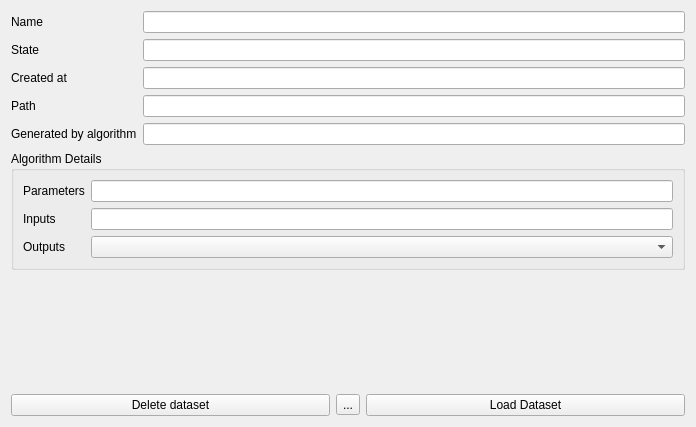
The window that LDMP/gui/WidgetDatasetItemDetails.ui (Samweli/trends.earth) describes before a commit, drawn with Qt 5.
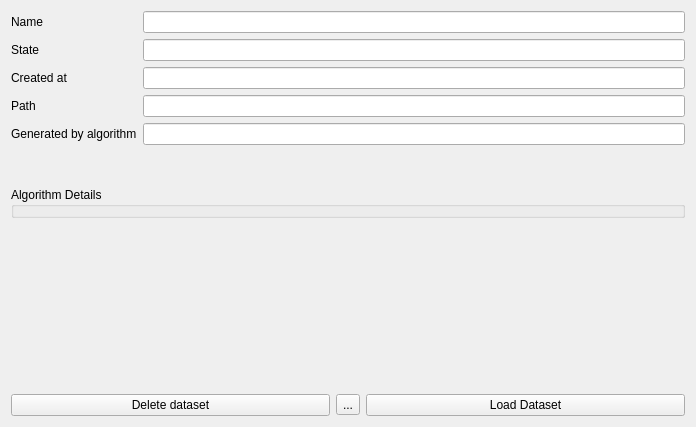
The same window after the commit. Icons and pictures are not drawn. Custom widgets are drawn as their Qt base class.

Commit message: updates on algorithm details box widgets

The edit to the form file:
```diff
--- a/LDMP/gui/WidgetDatasetItemDetails.ui
+++ b/LDMP/gui/WidgetDatasetItemDetails.ui
@@ -34,7 +34,7 @@
         <x>0</x>
         <y>0</y>
         <width>678</width>
-        <height>173</height>
+        <height>160</height>
        </rect>
       </property>
       <layout class="QVBoxLayout" name="verticalLayout_3">
@@ -136,50 +136,6 @@
      <property name="collapsed">
       <bool>true</bool>
      </property>
-     <layout class="QVBoxLayout" name="verticalLayout_2">
-      <item>
-       <layout class="QFormLayout" name="formLayout_2">
-        <item row="0" column="0">
-         <widget class="QLabel" name="label_6">
-          <property name="text">
-           <string>Parameters</string>
-          </property>
-         </widget>
-        </item>
-        <item row="0" column="1">
-         <widget class="QLineEdit" name="name_le_2">
-          <property name="readOnly">
-           <bool>true</bool>
-          </property>
-         </widget>
-        </item>
-        <item row="1" column="0">
-         <widget class="QLabel" name="label_7">
-          <property name="text">
-           <string>Inputs</string>
-          </property>
-         </widget>
-        </item>
-        <item row="1" column="1">
-         <widget class="QLineEdit" name="state_le_2">
-          <property name="readOnly">
-           <bool>true</bool>
-          </property>
-         </widget>
-        </item>
-        <item row="2" column="0">
-         <widget class="QLabel" name="label_8">
-          <property name="text">
-           <string>Outputs</string>
-          </property>
-         </widget>
-        </item>
-        <item row="2" column="1">
-         <widget class="QComboBox" name="comboBox"/>
-        </item>
-       </layout>
-      </item>
-     </layout>
     </widget>
    </item>
    <item>
```
Left out of the diff: 4 changed lines with no effect on the pictures. The commit also changes 2 other files.
